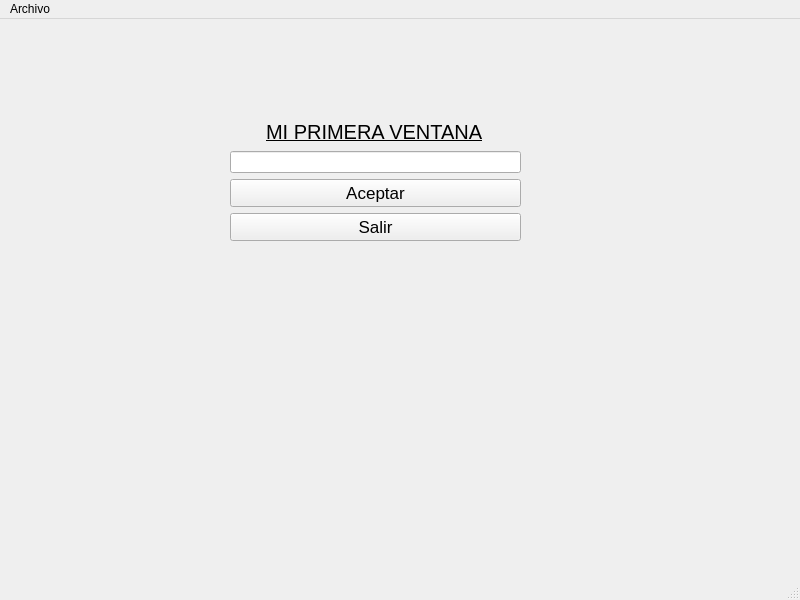
First picture: the form in prueba.ui, repository solglez/gonzalezescolar, before the edit.
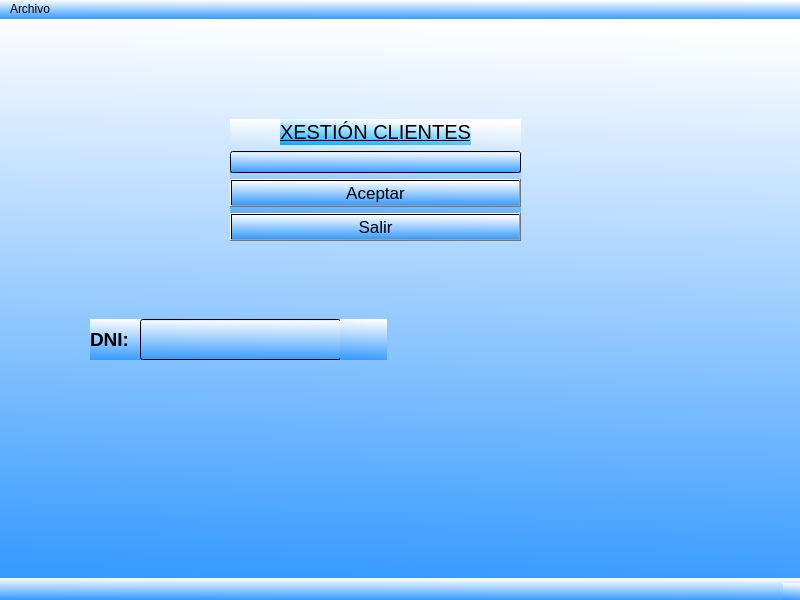
Second picture: the form after the edit.

Commit message: Modulo Clientes

What changed in the file:
```diff
--- a/prueba.ui
+++ b/prueba.ui
@@ -10,8 +10,17 @@
     <height>600</height>
    </rect>
   </property>
+  <property name="maximumSize">
+   <size>
+    <width>800</width>
+    <height>600</height>
+   </size>
+  </property>
   <property name="windowTitle">
-   <string>MainWindow</string>
+   <string>IMPORT - EXPORT TEIS</string>
+  </property>
+  <property name="styleSheet">
+   <string notr="true">background-color: qlineargradient(spread:pad, x1:0.414, y1:1, x2:0.46, y2:0, stop:0 rgba(55, 155, 255, 255), stop:1 rgba(255, 255, 255, 255));</string>
   </property>
   <widget class="QWidget" name="centralwidget">
    <widget class="QWidget" name="layoutWidget">
@@ -32,8 +41,11 @@
          <underline>true</underline>
         </font>
        </property>
+       <property name="styleSheet">
+        <string notr="true">background-color: qlineargradient(spread:pad, x1:0.011, y1:1, x2:0.358, y2:0, stop:0 rgba(0, 170, 255, 255), stop:1 rgba(255, 255, 255, 255))</string>
+       </property>
        <property name="text">
-        <string>MI PRIMERA VENTANA</string>
+        <string>XESTIÓN CLIENTES</string>
        </property>
       </widget>
      </item>
@@ -66,6 +78,59 @@
      </item>
     </layout>
    </widget>
+   <widget class="QLabel" name="lblDNI">
+    <property name="geometry">
+     <rect>
+      <x>90</x>
+      <y>300</y>
+      <width>51</width>
+      <height>41</height>
+     </rect>
+    </property>
+    <property name="font">
+     <font>
+      <pointsize>14</pointsize>
+      <weight>75</weight>
+      <bold>true</bold>
+     </font>
+    </property>
+    <property name="text">
+     <string>DNI: </string>
+    </property>
+   </widget>
+   <widget class="QLineEdit" name="txtDNI">
+    <property name="geometry">
+     <rect>
+      <x>140</x>
+      <y>300</y>
+      <width>201</width>
+      <height>41</height>
+     </rect>
+    </property>
+    <property name="font">
+     <font>
+      <pointsize>14</pointsize>
+     </font>
+    </property>
+   </widget>
+   <widget class="QLabel" name="lblValidoDNI">
+    <property name="geometry">
+     <rect>
+      <x>340</x>
+      <y>300</y>
+      <width>47</width>
+      <height>41</height>
+     </rect>
+    </property>
+    <property name="font">
+     <font>
+      <pointsize>14</pointsize>
+     </font>
+    </property>
+    <property name="text">
+     <string/>
+    </property>
+   </widget>
   </widget>
   <widget class="QMenuBar" name="menubar">
    <property name="geometry">
```
Left out of the diff: 10 changed lines with no effect on the pictures. The commit also changes 4 other files.
